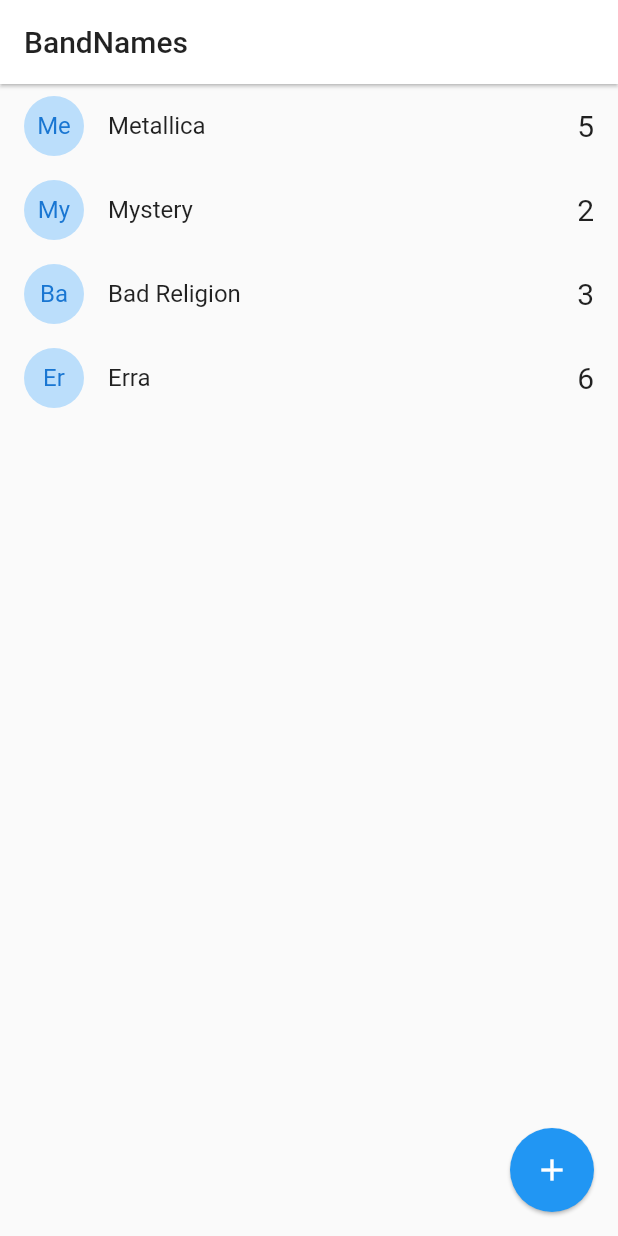
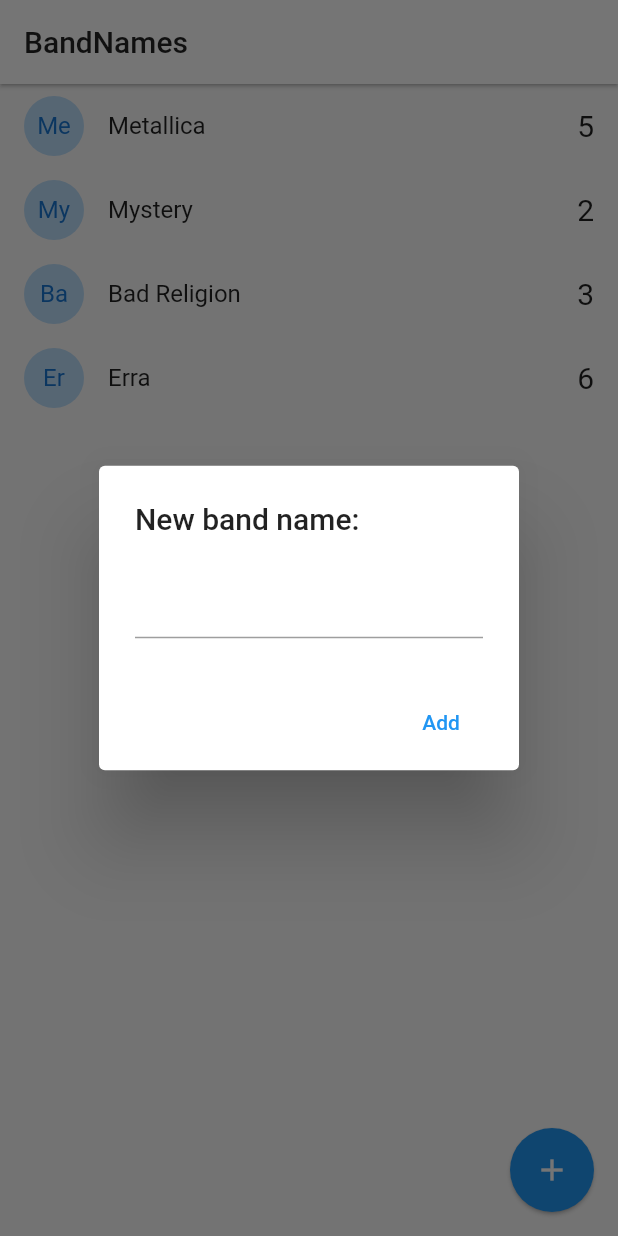
Before and after one commit to BryanParada/bandNamesAppFA, a Flutter app: the screen it shows after launch, after a tap on the "add" icon, on a phone screen of 412 x 824 dp. Run offline on Flutter 3.47's test engine with Material 2 defaults, Android fonts, the phone set to English and light mode, and no system bars.

Commit message:
FA - inputDialog - CupertinoDialog - add to List

```diff
--- a/lib/src/pages/home.dart
+++ b/lib/src/pages/home.dart
@@ -1,4 +1,7 @@
+import 'dart:io';
+
 import 'package:band_names/src/models/band.dart';
+import 'package:flutter/cupertino.dart';
 import 'package:flutter/material.dart';
 
 
@@ -32,7 +35,8 @@ class _HomePageState extends State<HomePage> {
       floatingActionButton: FloatingActionButton(
         child: Icon(Icons.add),
         elevation: 1,
-        onPressed: (){},
+        onPressed:
+          addNewBand  ,
       ),
    );
   }
@@ -50,4 +54,70 @@ class _HomePageState extends State<HomePage> {
             },
           );
   }
+
+  addNewBand(){
+
+    final textController = new TextEditingController();
+
+    if ( Platform.isAndroid){
+      //Android
+    return showDialog(
+      context: context,
+       builder: ( _ ) {
+        return AlertDialog(
+          title: Text('New band name:'),
+          content: TextField(
+            controller: textController,
+          ),
+          actions: <Widget>[
+            MaterialButton(
+              child: Text('Add'),
+              elevation: 5,
+              textColor: Colors.blue,
+              onPressed: () => addBandToList( textController.text)
+              )
+          ],
+        );
+       }
+      );
+
+
+    }
+
+    showCupertinoDialog(
+      context: context,
+      builder: (_) {
+        return CupertinoAlertDialog(
+          title: Text('New band name'),
+          content: CupertinoTextField(
+            controller: textController,
+          ),
+          actions: <Widget>[
+            CupertinoDialogAction(
+              isDefaultAction: true ,
+              child: Text('Add'),
+              onPressed: () => addBandToList(textController.text),
+              ),
+            CupertinoDialogAction(
+              isDestructiveAction: true ,
+              child: Text('Dismiss'),
+              onPressed: () => Navigator.pop(context),
+              ),
+
+          ]
+        );
+      });
+
+
+  }
+
+  void addBandToList(String name){
+    if(name.length > 1){
+      this.bands.add( new Band(id: DateTime.now().toString(), name: name, votes: 0 ));
+      setState(() {});
+    }
+
+    Navigator.pop(context);
+  }
+
 }
```
